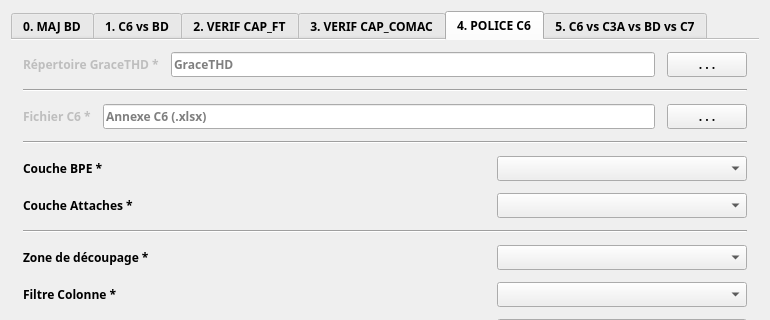
yadda07/poleaerien, file interfaces/PoleAerien_dialog_base.ui: the form before one commit; both pictures show x 0 to 770 and y 0 to 320 of the 770 by 884 pixel window.
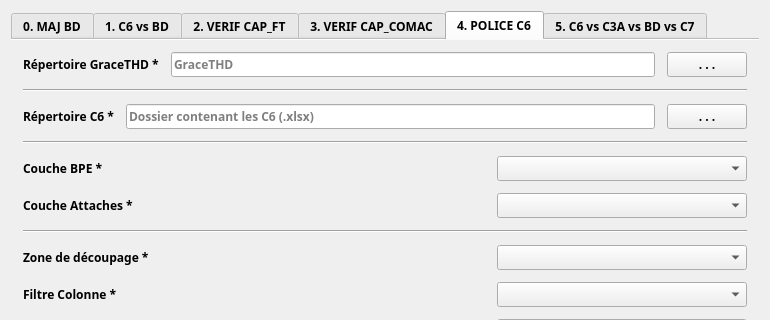
The form after the commit. The open tabs and pages were chosen to show the change. Custom widgets are drawn as their Qt base class.

What changed in the file:
```diff
--- a/interfaces/PoleAerien_dialog_base.ui
+++ b/interfaces/PoleAerien_dialog_base.ui
@@ -1126,7 +1126,7 @@
             <bool>false</bool>
            </property>
            <property name="enabled">
-            <bool>false</bool>
+            <bool>true</bool>
            </property>
            <property name="sizePolicy">
             <sizepolicy hsizetype="Fixed" vsizetype="Fixed">
@@ -1188,7 +1188,7 @@
          <item>
           <widget class="QLabel" name="label_1">
            <property name="enabled">
-            <bool>false</bool>
+            <bool>true</bool>
            </property>
            <property name="sizePolicy">
             <sizepolicy hsizetype="Fixed" vsizetype="Fixed">
@@ -1197,7 +1197,7 @@
             </sizepolicy>
            </property>
            <property name="text">
-            <string>Fichier C6 *</string>
+            <string>Répertoire C6 *</string>
            </property>
           </widget>
          </item>
@@ -1213,7 +1213,7 @@
             </sizepolicy>
            </property>
            <property name="placeholderText">
-            <string>Annexe C6 (.xlsx)</string>
+            <string>Dossier contenant les C6 (.xlsx)</string>
            </property>
           </widget>
          </item>
```
Left out of the diff: 14 changed lines with no effect on the pictures.
